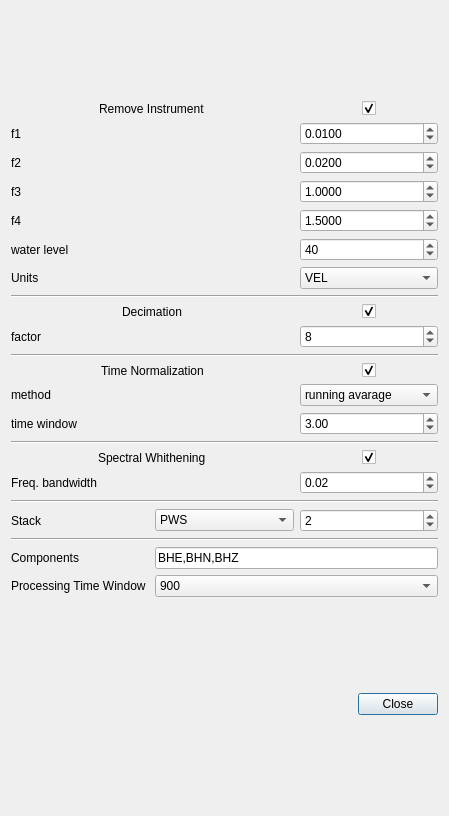
Old version of the form isp/resources/designer_uis/SettingsDialogNoise.ui in the repository ProjectISP/ISP.
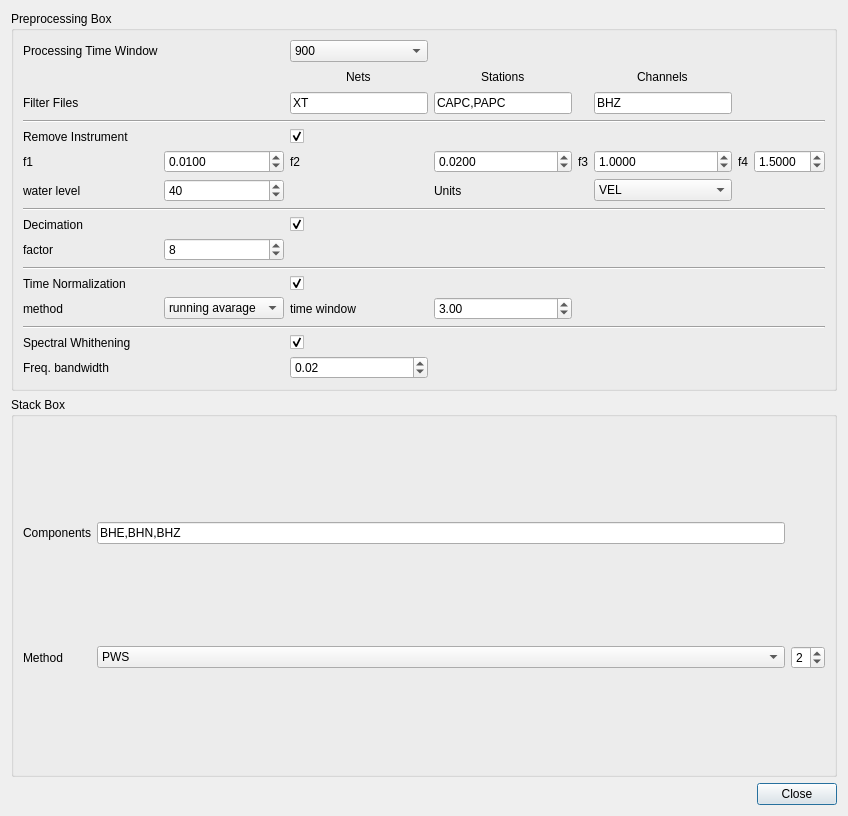
New version of the form.

Commit message: Ambient_Noise_Tomography>>EGFs>> Ensure time windows with exact length and exact timming

```diff
--- a/isp/resources/designer_uis/SettingsDialogNoise.ui
+++ b/isp/resources/designer_uis/SettingsDialogNoise.ui
@@ -6,7 +6,7 @@
    <rect>
     <x>0</x>
     <y>0</y>
-    <width>449</width>
+    <width>848</width>
     <height>816</height>
    </rect>
   </property>
@@ -15,46 +15,135 @@
   </property>
   <layout class="QVBoxLayout" name="verticalLayout">
    <item>
-    <layout class="QGridLayout" name="gridLayout_2">
-     <item row="5" column="0" colspan="2">
-      <widget class="QLabel" name="label_13">
-       <property name="text">
-        <string>water level</string>
+    <widget class="QGroupBox" name="groupBox">
+     <property name="title">
+      <string>Preprocessing Box</string>
+     </property>
+     <layout class="QGridLayout" name="gridLayout">
+      <item row="16" column="2">
+       <widget class="QDoubleSpinBox" name="freqbandwidth">
+        <property name="value">
+         <double>0.020000000000000</double>
+        </property>
+       </widget>
+      </item>
+      <item row="11" column="0" colspan="8">
+       <widget class="Line" name="line_6">
+        <property name="orientation">
+         <enum>Qt::Horizontal</enum>
        </property>
       </widget>
      </item>
      <item row="4" column="0" colspan="2">
-      <widget class="QLabel" name="label_7">
+       <widget class="QLabel" name="label_5">
+        <property name="styleSheet">
+         <string notr="true">font: 13pt &quot;.AppleSystemUIFont&quot;;</string>
+        </property>
        <property name="text">
-        <string>f4</string>
+         <string>Remove Instrument</string>
        </property>
       </widget>
      </item>
-     <item row="8" column="2" alignment="Qt::AlignHCenter">
-      <widget class="QCheckBox" name="decimationCB">
+      <item row="8" column="0" colspan="8">
+       <widget class="Line" name="line">
+        <property name="orientation">
+         <enum>Qt::Horizontal</enum>
+        </property>
+       </widget>
+      </item>
+      <item row="13" column="0">
+       <widget class="QLabel" name="label_9">
        <property name="text">
-        <string/>
-       </property>
-       <property name="checked">
-        <bool>true</bool>
+         <string>method</string>
+        </property>
+       </widget>
+      </item>
+      <item row="10" column="1">
+       <widget class="QSpinBox" name="factor">
+        <property name="value">
+         <number>8</number>
        </property>
       </widget>
      </item>
      <item row="9" column="0" colspan="2">
+       <widget class="QLabel" name="label_6">
+        <property name="text">
+         <string>Decimation</string>
+        </property>
+       </widget>
+      </item>
+      <item row="12" column="2">
+       <widget class="QCheckBox" name="time_normalizationCB">
+        <property name="text">
+         <string/>
+        </property>
+        <property name="checked">
+         <bool>true</bool>
+        </property>
+       </widget>
+      </item>
+      <item row="12" column="0" colspan="2">
+       <widget class="QLabel" name="label_3">
+        <property name="text">
+         <string>Time Normalization</string>
+        </property>
+       </widget>
+      </item>
+      <item row="9" column="2">
+       <widget class="QCheckBox" name="decimationCB">
+        <property name="text">
+         <string/>
+        </property>
+        <property name="checked">
+         <bool>true</bool>
+        </property>
+       </widget>
+      </item>
+      <item row="6" column="0">
+       <widget class="QLabel" name="label">
+        <property name="text">
+         <string>f1</string>
+        </property>
+       </widget>
+      </item>
+      <item row="10" column="0">
       <widget class="QLabel" name="label_8">
        <property name="text">
         <string>factor</string>
        </property>
       </widget>
      </item>
-     <item row="20" column="1" colspan="2">
-      <widget class="QLineEdit" name="componentsLE">
+      <item row="4" column="2">
+       <widget class="QCheckBox" name="remove_responseCB">
        <property name="text">
-        <string>BHE,BHN,BHZ</string>
-       </property>
-      </widget>
-     </item>
-     <item row="2" column="2">
+         <string/>
+        </property>
+        <property name="checked">
+         <bool>true</bool>
+        </property>
+       </widget>
+      </item>
+      <item row="7" column="3">
+       <widget class="QLabel" name="label_14">
+        <property name="text">
+         <string>Units</string>
+        </property>
+       </widget>
+      </item>
+      <item row="6" column="5">
+       <widget class="QDoubleSpinBox" name="f3">
+        <property name="decimals">
+         <number>4</number>
+        </property>
+        <property name="singleStep">
+         <double>0.010000000000000</double>
+        </property>
+        <property name="value">
+         <double>1.000000000000000</double>
+        </property>
+       </widget>
+      </item>
+      <item row="6" column="3">
       <widget class="QDoubleSpinBox" name="f2">
        <property name="decimals">
         <number>4</number>
@@ -67,76 +156,14 @@
        </property>
       </widget>
      </item>
-     <item row="1" column="2">
-      <widget class="QDoubleSpinBox" name="f1">
-       <property name="decimals">
-        <number>4</number>
-       </property>
-       <property name="singleStep">
-        <double>0.010000000000000</double>
-       </property>
-       <property name="value">
-        <double>0.010000000000000</double>
-       </property>
-      </widget>
-     </item>
-     <item row="18" column="0">
-      <widget class="QLabel" name="label_15">
+      <item row="6" column="4">
+       <widget class="QLabel" name="label_4">
        <property name="text">
-        <string>Stack</string>
+         <string>f3</string>
        </property>
       </widget>
      </item>
-     <item row="18" column="1">
-      <widget class="QComboBox" name="stackCB">
-       <item>
-        <property name="text">
-         <string>PWS</string>
-        </property>
-       </item>
-       <item>
-        <property name="text">
-         <string>Linear</string>
-        </property>
-       </item>
-       <item>
-        <property name="text">
-         <string>nrooth</string>
-        </property>
-       </item>
-      </widget>
-     </item>
-     <item row="18" column="2">
-      <widget class="QSpinBox" name="powerSB">
-       <property name="minimum">
-        <number>1</number>
-       </property>
-       <property name="maximum">
-        <number>8</number>
-       </property>
-       <property name="value">
-        <number>2</number>
-       </property>
-      </widget>
-     </item>
-     <item row="15" column="0" colspan="2" alignment="Qt::AlignHCenter">
-      <widget class="QLabel" name="label_11">
-       <property name="text">
-        <string>Spectral Whithening</string>
-       </property>
-      </widget>
-     </item>
-     <item row="0" column="2" alignment="Qt::AlignHCenter">
-      <widget class="QCheckBox" name="remove_responseCB">
-       <property name="text">
-        <string/>
-       </property>
-       <property name="checked">
-        <bool>true</bool>
-       </property>
-      </widget>
-     </item>
-     <item row="6" column="2">
+      <item row="7" column="5">
       <widget class="QComboBox" name="unitsCB">
        <item>
         <property name="text">
@@ -155,158 +182,21 @@
        </item>
       </widget>
      </item>
-     <item row="1" column="0" colspan="2">
-      <widget class="QLabel" name="label">
-       <property name="text">
-        <string>f1</string>
-       </property>
-      </widget>
-     </item>
-     <item row="3" column="0" colspan="2">
-      <widget class="QLabel" name="label_4">
-       <property name="text">
-        <string>f3</string>
-       </property>
-      </widget>
-     </item>
-     <item row="15" column="2" alignment="Qt::AlignHCenter">
-      <widget class="QCheckBox" name="whitheningCB">
-       <property name="text">
-        <string/>
-       </property>
-       <property name="checked">
-        <bool>true</bool>
-       </property>
-      </widget>
-     </item>
-     <item row="3" column="2">
-      <widget class="QDoubleSpinBox" name="f3">
-       <property name="decimals">
-        <number>4</number>
-       </property>
-       <property name="singleStep">
-        <double>0.010000000000000</double>
-       </property>
-       <property name="value">
-        <double>1.000000000000000</double>
-       </property>
-      </widget>
-     </item>
-     <item row="7" column="0" colspan="3">
-      <widget class="Line" name="line">
+      <item row="14" column="0" colspan="8">
+       <widget class="Line" name="line_2">
        <property name="orientation">
         <enum>Qt::Horizontal</enum>
        </property>
       </widget>
      </item>
-     <item row="5" column="2">
-      <widget class="QSpinBox" name="waterlevelSB">
-       <property name="value">
-        <number>40</number>
-       </property>
-      </widget>
-     </item>
-     <item row="11" column="0" colspan="2" alignment="Qt::AlignHCenter">
-      <widget class="QLabel" name="label_3">
-       <property name="text">
-        <string>Time Normalization</string>
-       </property>
-      </widget>
-     </item>
-     <item row="12" column="2">
-      <widget class="QComboBox" name="timenorm">
-       <item>
-        <property name="text">
-         <string>running avarage</string>
-        </property>
-       </item>
-       <item>
-        <property name="text">
-         <string>1 bit</string>
-        </property>
-       </item>
-      </widget>
-     </item>
-     <item row="13" column="2">
-      <widget class="QDoubleSpinBox" name="timewindow">
-       <property name="singleStep">
-        <double>1.000000000000000</double>
-       </property>
-       <property name="value">
-        <double>3.000000000000000</double>
-       </property>
-      </widget>
-     </item>
-     <item row="11" column="2" alignment="Qt::AlignHCenter">
-      <widget class="QCheckBox" name="time_normalizationCB">
-       <property name="text">
-        <string/>
-       </property>
-       <property name="checked">
-        <bool>true</bool>
-       </property>
-      </widget>
-     </item>
-     <item row="2" column="0" colspan="2">
+      <item row="6" column="2">
       <widget class="QLabel" name="label_2">
        <property name="text">
         <string>f2</string>
        </property>
       </widget>
      </item>
-     <item row="10" column="0" colspan="3">
-      <widget class="Line" name="line_2">
-       <property name="orientation">
-        <enum>Qt::Horizontal</enum>
-       </property>
-      </widget>
-     </item>
-     <item row="16" column="2">
-      <widget class="QDoubleSpinBox" name="freqbandwidth">
-       <property name="value">
-        <double>0.020000000000000</double>
-       </property>
-      </widget>
-     </item>
-     <item row="17" column="0" colspan="3">
-      <widget class="Line" name="line_4">
-       <property name="orientation">
-        <enum>Qt::Horizontal</enum>
-       </property>
-      </widget>
-     </item>
-     <item row="19" column="0" colspan="3">
-      <widget class="Line" name="line_3">
-       <property name="orientation">
-        <enum>Qt::Horizontal</enum>
-       </property>
-      </widget>
-     </item>
-     <item row="0" column="0" colspan="2" alignment="Qt::AlignHCenter">
-      <widget class="QLabel" name="label_5">
-       <property name="styleSheet">
-        <string notr="true">font: 13pt &quot;.AppleSystemUIFont&quot;;</string>
-       </property>
-       <property name="text">
-        <string>Remove Instrument</string>
-       </property>
-      </widget>
-     </item>
-     <item row="20" column="0">
-      <widget class="QLabel" name="label_16">
-       <property name="text">
-        <string>Components</string>
-       </property>
-      </widget>
-     </item>
-     <item row="14" column="0" colspan="3">
-      <widget class="Line" name="line_5">
-       <property name="orientation">
-        <enum>Qt::Horizontal</enum>
-       </property>
-      </widget>
-     </item>
-     <item row="4" column="2">
+      <item row="6" column="7">
       <widget class="QDoubleSpinBox" name="f4">
        <property name="decimals">
         <number>4</number>
@@ -319,56 +209,124 @@
        </property>
       </widget>
      </item>
-     <item row="9" column="2">
-      <widget class="QSpinBox" name="factor">
+      <item row="6" column="6">
+       <widget class="QLabel" name="label_7">
+        <property name="text">
+         <string>f4</string>
+        </property>
+       </widget>
+      </item>
+      <item row="6" column="1">
+       <widget class="QDoubleSpinBox" name="f1">
+        <property name="decimals">
+         <number>4</number>
+        </property>
+        <property name="singleStep">
+         <double>0.010000000000000</double>
+        </property>
        <property name="value">
-        <number>8</number>
+         <double>0.010000000000000</double>
        </property>
       </widget>
      </item>
-     <item row="8" column="0" colspan="2" alignment="Qt::AlignHCenter">
-      <widget class="QLabel" name="label_6">
+      <item row="7" column="0">
+       <widget class="QLabel" name="label_13">
        <property name="text">
-        <string>Decimation</string>
+         <string>water level</string>
        </property>
       </widget>
      </item>
-     <item row="13" column="0" colspan="2">
+      <item row="7" column="1">
+       <widget class="QSpinBox" name="waterlevelSB">
+        <property name="value">
+         <number>40</number>
+        </property>
+       </widget>
+      </item>
+      <item row="3" column="0" colspan="8">
+       <widget class="Line" name="line_3">
+        <property name="orientation">
+         <enum>Qt::Horizontal</enum>
+        </property>
+       </widget>
+      </item>
+      <item row="15" column="0">
+       <widget class="QLabel" name="label_11">
+        <property name="text">
+         <string>Spectral Whithening</string>
+        </property>
+       </widget>
+      </item>
+      <item row="13" column="2">
       <widget class="QLabel" name="label_10">
        <property name="text">
         <string>time window</string>
        </property>
       </widget>
      </item>
-     <item row="16" column="0" colspan="2">
+      <item row="13" column="3">
+       <widget class="QDoubleSpinBox" name="timewindow">
+        <property name="singleStep">
+         <double>1.000000000000000</double>
+        </property>
+        <property name="value">
+         <double>3.000000000000000</double>
+        </property>
+       </widget>
+      </item>
+      <item row="16" column="0">
       <widget class="QLabel" name="label_12">
        <property name="text">
         <string>Freq. bandwidth</string>
        </property>
       </widget>
      </item>
-     <item row="12" column="0" colspan="2">
-      <widget class="QLabel" name="label_9">
+      <item row="13" column="1">
+       <widget class="QComboBox" name="timenorm">
+        <item>
        <property name="text">
-        <string>method</string>
-       </property>
-      </widget>
-     </item>
-     <item row="6" column="0" colspan="2">
-      <widget class="QLabel" name="label_14">
+          <string>running avarage</string>
+         </property>
+        </item>
+        <item>
+         <property name="text">
+          <string>1 bit</string>
+         </property>
+        </item>
+       </widget>
+      </item>
+      <item row="2" column="2">
+       <widget class="QLineEdit" name="lineEditNets">
        <property name="text">
-        <string>Units</string>
+         <string>XT</string>
        </property>
       </widget>
      </item>
-     <item row="21" column="0">
+      <item row="0" column="0">
       <widget class="QLabel" name="label_17">
        <property name="text">
         <string>Processing Time Window</string>
        </property>
       </widget>
      </item>
-     <item row="21" column="1" colspan="2">
+      <item row="15" column="2">
+       <widget class="QCheckBox" name="whitheningCB">
+        <property name="text">
+         <string/>
+        </property>
+        <property name="checked">
+         <bool>true</bool>
+        </property>
+       </widget>
+      </item>
+      <item row="2" column="0">
+       <widget class="QLabel" name="label_18">
+        <property name="text">
+         <string>Filter Files</string>
+        </property>
+       </widget>
+      </item>
+      <item row="0" column="2">
       <widget class="QComboBox" name="timeWindowCB">
        <item>
         <property name="text">
@@ -397,7 +355,105 @@
        </item>
       </widget>
      </item>
-    </layout>
+      <item row="1" column="2" alignment="Qt::AlignHCenter">
+       <widget class="QLabel" name="label_19">
+        <property name="text">
+         <string>Nets</string>
+        </property>
+       </widget>
+      </item>
+      <item row="1" column="3" alignment="Qt::AlignHCenter">
+       <widget class="QLabel" name="label_20">
+        <property name="text">
+         <string>Stations</string>
+        </property>
+       </widget>
+      </item>
+      <item row="1" column="5" alignment="Qt::AlignHCenter">
+       <widget class="QLabel" name="label_21">
+        <property name="text">
+         <string>Channels</string>
+        </property>
+       </widget>
+      </item>
+      <item row="2" column="3">
+       <widget class="QLineEdit" name="lineEditStations">
+        <property name="text">
+         <string>CAPC,PAPC</string>
+        </property>
+       </widget>
+      </item>
+      <item row="2" column="5">
+       <widget class="QLineEdit" name="lineEditChannels">
+        <property name="text">
+         <string>BHZ</string>
+        </property>
+       </widget>
+      </item>
+     </layout>
+    </widget>
+   </item>
+   <item>
+    <widget class="QGroupBox" name="groupBox_2">
+     <property name="title">
+      <string>Stack Box</string>
+     </property>
+     <layout class="QGridLayout" name="gridLayout_3">
+      <item row="1" column="1">
+       <widget class="QLabel" name="label_15">
+        <property name="text">
+         <string>Method</string>
+        </property>
+       </widget>
+      </item>
+      <item row="1" column="2">
+       <widget class="QComboBox" name="stackCB">
+        <item>
+         <property name="text">
+          <string>PWS</string>
+         </property>
+        </item>
+        <item>
+         <property name="text">
+          <string>Linear</string>
+         </property>
+        </item>
+        <item>
+         <property name="text">
+          <string>nrooth</string>
+         </property>
+        </item>
+       </widget>
+      </item>
+      <item row="1" column="3">
+       <widget class="QSpinBox" name="powerSB">
+        <property name="minimum">
+         <number>1</number>
+        </property>
+        <property name="maximum">
+         <number>8</number>
+        </property>
+        <property name="value">
+         <number>2</number>
+        </property>
+       </widget>
+      </item>
+      <item row="0" column="1">
+       <widget class="QLabel" name="label_16">
+        <property name="text">
+         <string>Components</string>
+        </property>
+       </widget>
+      </item>
+      <item row="0" column="2">
+       <widget class="QLineEdit" name="componentsLE">
+        <property name="text">
+         <string>BHE,BHN,BHZ</string>
+        </property>
+       </widget>
+      </item>
+     </layout>
+    </widget>
    </item>
    <item>
     <widget class="QDialogButtonBox" name="buttonBox">
```
Lines whose indentation alone changed are shown as unchanged. The commit also changes 9 other files.
